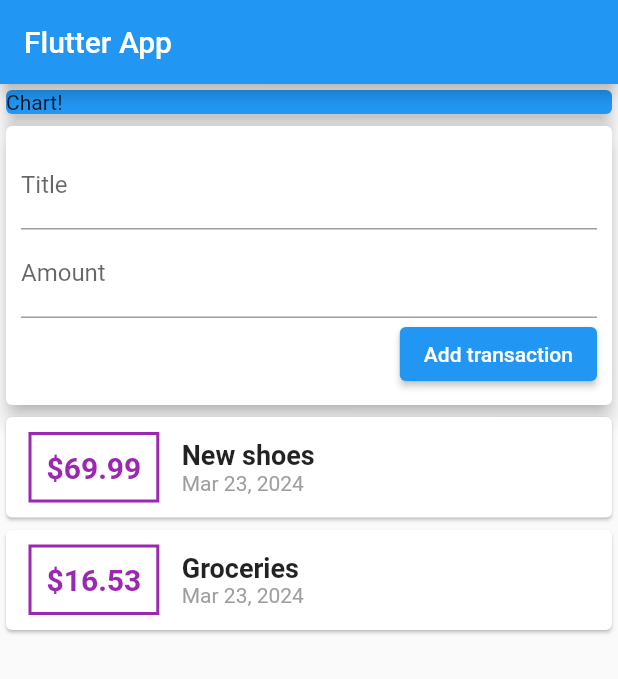
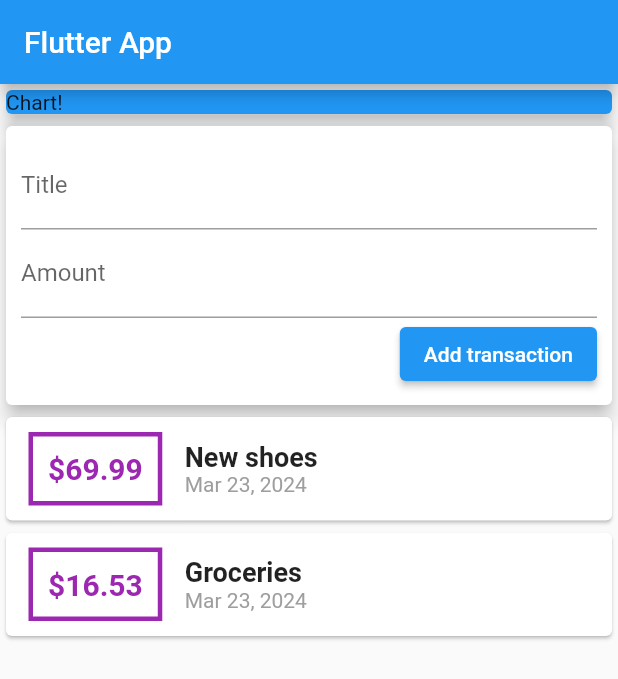
Before and after one commit to Hazrulidham28/money_tracker, a Flutter app: the screen it shows after launch, on a phone screen of 412 x 824 dp. Shown: the top 679 px of the screen. Run offline on Flutter 3.47's test engine with Material 2 defaults, Android fonts, the phone set to English and light mode, and no system bars.

Commit message:
use list view builder

```diff
--- a/lib/widgets/transaction_list.dart
+++ b/lib/widgets/transaction_list.dart
@@ -13,27 +13,27 @@ class TransactionList extends StatelessWidget {
     //wrap with container and defined it height
     //then wrap with single child scroll view
     return Container(
-      height: 300,
-      child: SingleChildScrollView(
-        child: Column(
-          //called map value
-          children: transactions.map((tx) {
+      height: 350,
+      //list view is same as column but it scrollable
+      // list view builder is better performance than listview
+      child: ListView.builder(
+        itemBuilder: (ctx, index) {
           return Card(
             child: Row(
               children: <Widget>[
                 Container(
-                    margin: const EdgeInsets.symmetric(
-                        vertical: 10, horizontal: 15),
+                  margin:
+                      const EdgeInsets.symmetric(vertical: 10, horizontal: 15),
                   decoration: BoxDecoration(
                     border: Border.all(
                       color: Colors.purple,
-                        width: 2,
+                      width: 3,
                     ),
                   ),
                   padding: const EdgeInsets.all(10),
                   child: Text(
                     //put back slash to add dollar sign by using string interpolation
-                      '\$${tx.amount}',
+                    '\$${transactions[index].amount}',
                     style: const TextStyle(
                       fontWeight: FontWeight.bold,
                       fontSize: 20,
@@ -46,12 +46,12 @@ class TransactionList extends StatelessWidget {
                   crossAxisAlignment: CrossAxisAlignment.start,
                   children: <Widget>[
                     Text(
-                        tx.title,
+                      transactions[index].title,
                       style: const TextStyle(
                           fontSize: 18, fontWeight: FontWeight.bold),
                     ),
                     Text(
-                        DateFormat.yMMMd().format(tx.date),
+                      DateFormat.yMMMd().format(transactions[index].date),
                       style: const TextStyle(color: Colors.grey),
                     ),
                   ],
@@ -59,8 +59,8 @@ class TransactionList extends StatelessWidget {
               ],
             ),
           );
-          }).toList(),
-        ),
+        },
+        itemCount: transactions.length,
       ),
     );
   }
```
Lines whose indentation alone changed are shown as unchanged.
